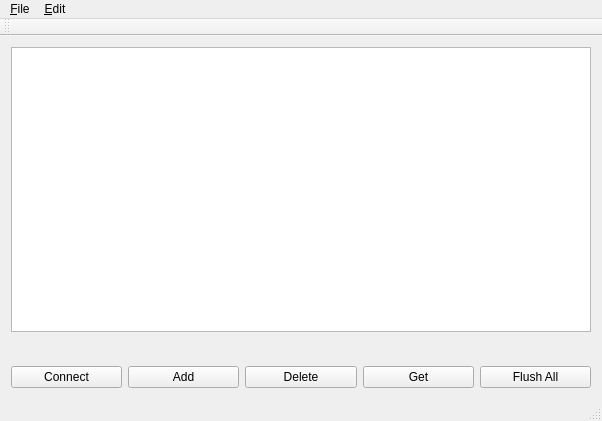
Before: the Qt Designer form mci.ui in spuriousdata/mcli, drawn with Qt 5.
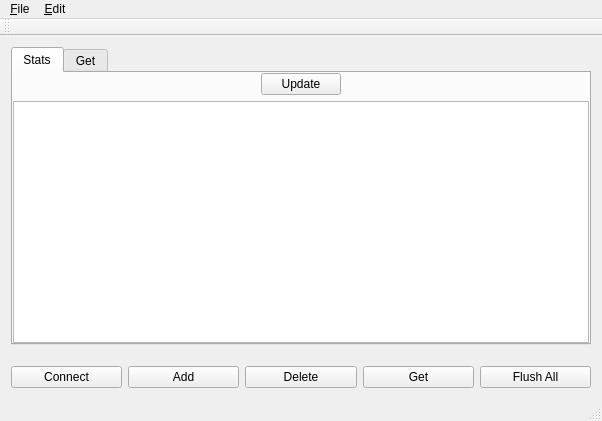
After: the same form once the commit is applied.

```diff
--- a/mci.ui
+++ b/mci.ui
@@ -14,21 +14,65 @@
    <string>McI</string>
   </property>
   <widget class="QWidget" name="centralWidget">
-   <layout class="QVBoxLayout" name="verticalLayout_2">
-    <item>
      <layout class="QVBoxLayout" name="verticalLayout">
       <item>
-       <widget class="QSplitter" name="splitter">
+     <widget class="QTabWidget" name="mainTabs">
+      <property name="currentIndex">
+       <number>0</number>
+      </property>
+      <widget class="QWidget" name="statsTab">
+       <attribute name="title">
+        <string>Stats</string>
+       </attribute>
+       <layout class="QVBoxLayout" name="verticalLayout_2">
+        <property name="margin">
+         <number>0</number>
+        </property>
+        <item>
+         <layout class="QHBoxLayout" name="horizontalLayout">
+          <item>
+           <spacer name="horizontalSpacer">
+            <property name="orientation">
+             <enum>Qt::Horizontal</enum>
+            </property>
+            <property name="sizeHint" stdset="0">
+             <size>
+              <width>40</width>
+              <height>20</height>
+             </size>
+            </property>
+           </spacer>
+          </item>
+          <item>
+           <widget class="QPushButton" name="getstats_button">
         <property name="sizePolicy">
-         <sizepolicy hsizetype="Expanding" vsizetype="Expanding">
+             <sizepolicy hsizetype="Preferred" vsizetype="Fixed">
           <horstretch>0</horstretch>
-          <verstretch>1</verstretch>
-         </sizepolicy>
-        </property>
+              <verstretch>0</verstretch>
+             </sizepolicy>
+            </property>
+            <property name="text">
+             <string>Update</string>
+            </property>
+           </widget>
+          </item>
+          <item>
+           <spacer name="horizontalSpacer_2">
         <property name="orientation">
          <enum>Qt::Horizontal</enum>
         </property>
-        <widget class="QTreeView" name="maintree">
+            <property name="sizeHint" stdset="0">
+             <size>
+              <width>40</width>
+              <height>20</height>
+             </size>
+            </property>
+           </spacer>
+          </item>
+         </layout>
+        </item>
+        <item>
+         <widget class="QTreeView" name="statsTreeView">
          <property name="indentation">
           <number>20</number>
          </property>
@@ -45,6 +89,22 @@
           <bool>false</bool>
          </property>
         </widget>
+        </item>
+       </layout>
+      </widget>
+      <widget class="QWidget" name="retTab">
+       <attribute name="title">
+        <string>Get</string>
+       </attribute>
+       <layout class="QVBoxLayout" name="verticalLayout_3">
+        <property name="margin">
+         <number>0</number>
+        </property>
+        <item>
+         <widget class="QTreeView" name="retTreeView"/>
+        </item>
+       </layout>
+      </widget>
        </widget>
       </item>
       <item>
@@ -53,12 +113,12 @@
          <enum>Qt::Vertical</enum>
         </property>
         <property name="sizeType">
-         <enum>QSizePolicy::MinimumExpanding</enum>
+       <enum>QSizePolicy::Minimum</enum>
         </property>
         <property name="sizeHint" stdset="0">
          <size>
           <width>20</width>
-          <height>28</height>
+        <height>15</height>
          </size>
         </property>
        </spacer>
@@ -102,8 +162,6 @@
            <string>Flush All</string>
           </property>
          </widget>
-        </item>
-       </layout>
       </item>
      </layout>
     </item>
```
Lines whose indentation alone changed are shown as unchanged.
